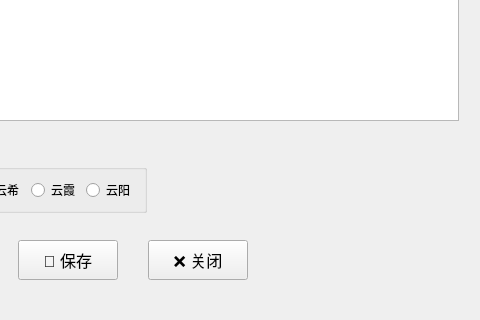
johnsmith2078/edge-tts-gui, file src/dialog.ui: the form before one commit; both pictures show x 262 to 742 and y 210 to 530 of the 742 by 530 pixel window.
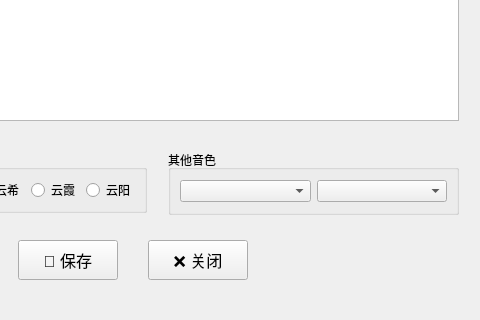
The form after the commit.

Patch:
```diff
--- a/src/dialog.ui
+++ b/src/dialog.ui
@@ -173,6 +173,27 @@
     <string>💾 保存</string>
    </property>
   </widget>
+  <widget class="QGroupBox" name="groupBoxOtherVoice">
+   <property name="geometry">
+    <rect>
+     <x>430</x>
+     <y>360</y>
+     <width>291</width>
+     <height>65</height>
+    </rect>
+   </property>
+   <property name="title">
+    <string>其他音色</string>
+   </property>
+   <layout class="QHBoxLayout" name="horizontalLayout_2">
+    <item>
+     <widget class="QComboBox" name="comboBoxLanguage"/>
+    </item>
+    <item>
+     <widget class="QComboBox" name="comboBoxVoiceName"/>
+    </item>
+   </layout>
+  </widget>
  </widget>
  <resources/>
  <connections>
```
